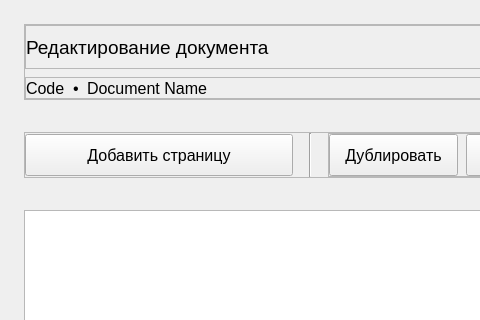
Before: the Qt Designer form ui/ui/edit_document.ui in pntech-dev/Documents-Exp-Desktop, drawn with Qt 5; both pictures show x 0 to 480 and y 0 to 320 of the 925 by 713 pixel window.
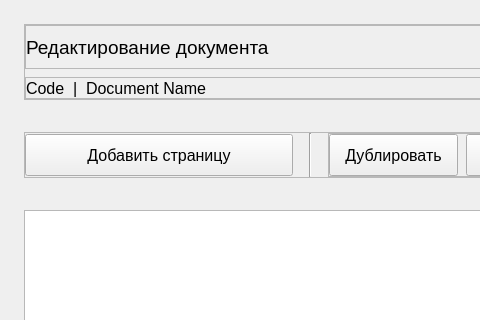
After: the same form once the commit is applied. Custom widgets are drawn as their Qt base class.

The edit to the form file:
```diff
--- a/ui/ui/edit_document.ui
+++ b/ui/ui/edit_document.ui
@@ -168,7 +168,7 @@
             </font>
            </property>
            <property name="text">
-            <string>•</string>
+            <string>|</string>
            </property>
           </widget>
          </item>
```
Left out of the diff: 4 changed lines with no effect on the pictures.
